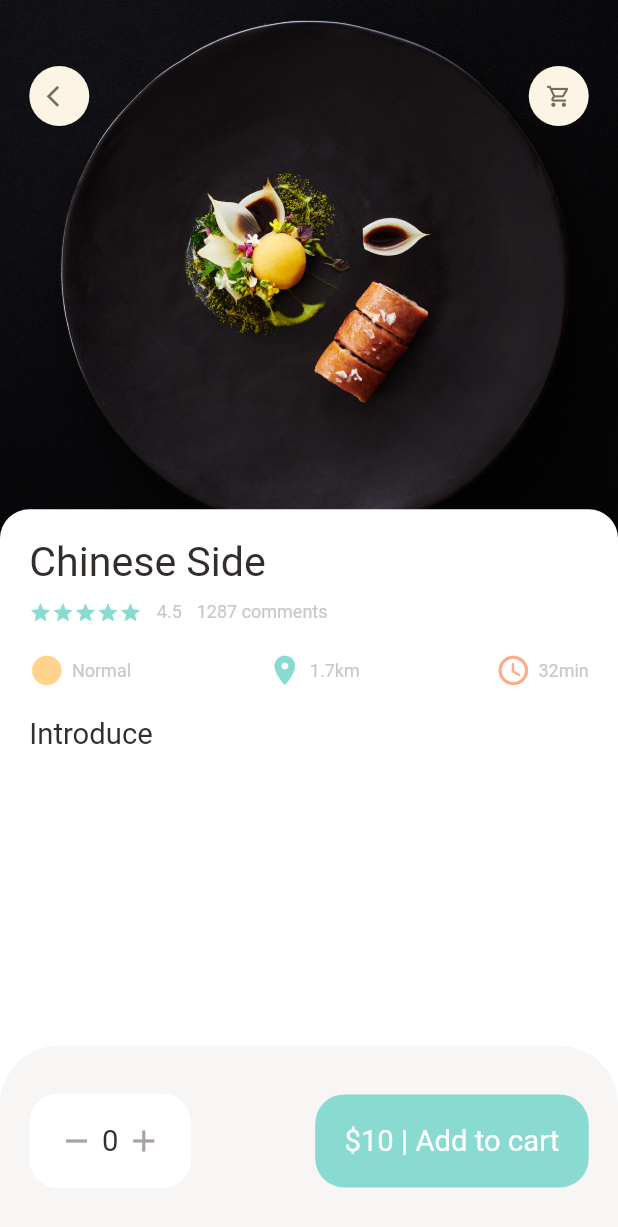
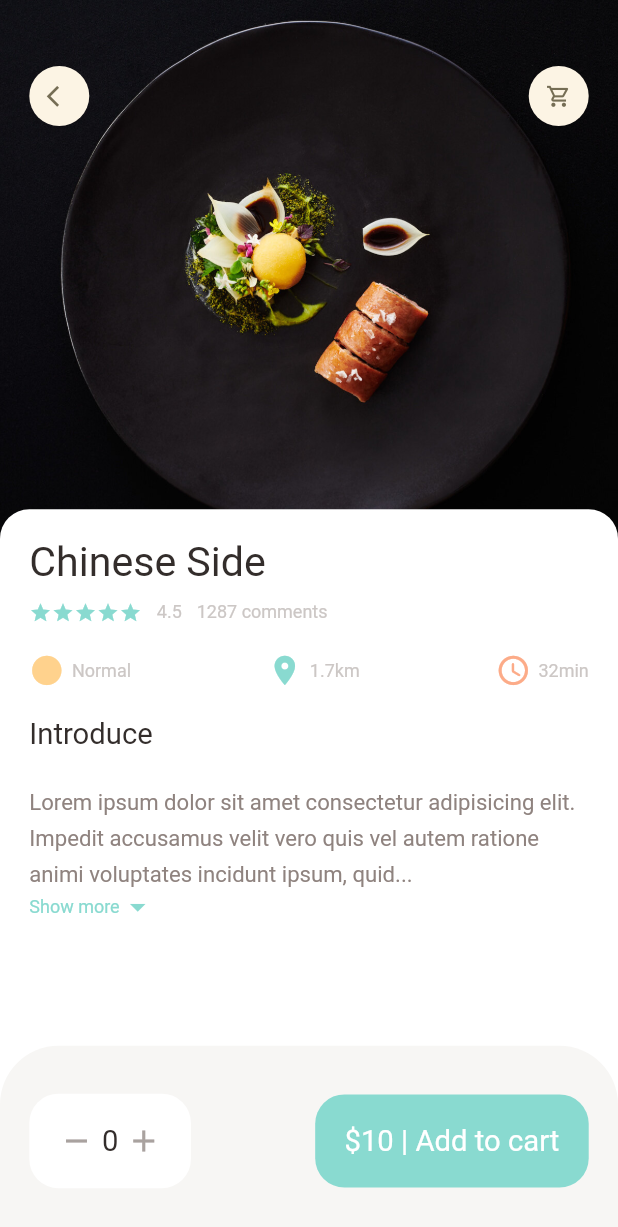
Before and after one commit to RodgersX/Delivery-App, a Flutter app: the screen it shows after launch, on a phone screen of 412 x 824 dp. Shown: the top 1227 px of the screen. Run offline on Flutter 3.47's test engine with Material 2 defaults, Android fonts, the phone set to English and light mode, and no system bars; our stand-ins replace dots_indicator, get.

Commit message:
COMPLETE: completed the details page

```diff
--- a/lib/pages/food/popular_food_detail.dart
+++ b/lib/pages/food/popular_food_detail.dart
@@ -1,3 +1,4 @@
+import 'package:eco_app/widgets/expandable_text_widget.dart';
 import 'package:flutter/material.dart';
 
 import '../../utils/utils.dart';
@@ -12,6 +13,7 @@ class PopularFoodDetail extends StatelessWidget {
       backgroundColor: Colors.white,
       body: Stack(
         children: [
+          // background image
           Positioned(
             left: 0,
             right: 0,
@@ -26,6 +28,7 @@ class PopularFoodDetail extends StatelessWidget {
               ),
             ),
           ),
+          // icon widgets
           Positioned(
             top: Dimensions.height45,
             left: Dimensions.width20,
@@ -38,6 +41,7 @@ class PopularFoodDetail extends StatelessWidget {
               ],
             ),
           ),
+          // introduction of food
           Positioned(
             left: 0,
             right: 0,
@@ -62,9 +66,19 @@ class PopularFoodDetail extends StatelessWidget {
                     AppColumn(text: 'Chinese Side'),
                     SizedBox(height: Dimensions.height20),
                     BigText(text: 'Introduce'),
+                    SizedBox(height: Dimensions.height20),
+                    Expanded(
+                      child: SingleChildScrollView(
+                        child: ExpandableTextWidget(
+                          text:
+                              'Lorem ipsum dolor sit amet consectetur adipisicing elit. Impedit accusamus velit vero quis vel autem ratione animi voluptates incidunt ipsum, quidem veritatis soluta numquam. Dolorem unde, fuga porro, voluptates asperiores consectetur quisquam ad, cum consequatur possimus deserunt nihil tempora mollitia quaerat odio quas? Harum pariatur laudantium ut voluptatum? Voluptatibus veritatis eius iste sit vel delectus quod, iusto magni numquam eaque in sed, sapiente laboriosam facere hic esse tenetur enim nemo ut earum quo, exercitationem quis asperiores rerum. Earum fugit obcaecati dolorum laboriosam nulla quod aliquid sunt, eaque, laborum labore excepturi consequuntur nemo et accusamus adipisci rem eum veniam expedita iusto.',
+                        ),
+                      ),
+                    )
                   ],
                 )),
           ),
+          // expandable text widget
         ],
       ),
       bottomNavigationBar: Container(
--- a/lib/utils/dimensions.dart
+++ b/lib/utils/dimensions.dart
@@ -26,6 +26,7 @@ class Dimensions {
   static double width30 = screenHeight / 42.2;
 
   // font size
+  static double font14 = screenHeight / 55.78;
   static double font20 = screenHeight / 42.2;
   static double font26 = screenHeight / 30.04;
 
--- /dev/null
+++ b/lib/widgets/expandable_text_widget.dart
@@ -0,0 +1,77 @@
+import 'package:eco_app/utils/colors.dart';
+import 'package:eco_app/widgets/widgets.dart';
+import 'package:flutter/material.dart';
+
+import '../utils/dimensions.dart';
+
+class ExpandableTextWidget extends StatefulWidget {
+  final String text;
+  const ExpandableTextWidget({Key? key, required this.text}) : super(key: key);
+
+  @override
+  State<ExpandableTextWidget> createState() => _ExpandableTextWidgetState();
+}
+
+class _ExpandableTextWidgetState extends State<ExpandableTextWidget> {
+  late String firstHalf;
+  late String secondHalf;
+
+  bool hiddenText = true;
+  double textHeight = Dimensions.screenHeight / 5.63;
+
+  @override
+  void initState() {
+    super.initState();
+    if (widget.text.length > textHeight) {
+      firstHalf = widget.text.substring(0, textHeight.toInt());
+      secondHalf =
+          widget.text.substring(textHeight.toInt() + 1, widget.text.length);
+    } else {
+      firstHalf = widget.text;
+      secondHalf = '';
+    }
+  }
+
+  @override
+  Widget build(BuildContext context) {
+    return Container(
+      child: secondHalf.isEmpty
+          ? SmallText(
+              height: 1.6,
+              color: AppColors.paraColor,
+              text: firstHalf,
+              size: Dimensions.font14,
+            )
+          : Column(
+              children: [
+                SmallText(
+                  height: 1.6,
+                  color: AppColors.paraColor,
+                  text: hiddenText ? firstHalf + '...' : firstHalf + secondHalf,
+                  size: Dimensions.font14,
+                ),
+                InkWell(
+                    onTap: () {
+                      setState(() {
+                        hiddenText = !hiddenText;
+                      });
+                    },
+                    child: Row(
+                      children: [
+                        SmallText(
+                          text: hiddenText ? 'Show more' : 'show less',
+                          color: AppColors.mainColor,
+                        ),
+                        Icon(
+                          hiddenText
+                              ? Icons.arrow_drop_down
+                              : Icons.arrow_drop_up,
+                          color: AppColors.mainColor,
+                        ),
+                      ],
+                    ))
+              ],
+            ),
+    );
+  }
+}
```
